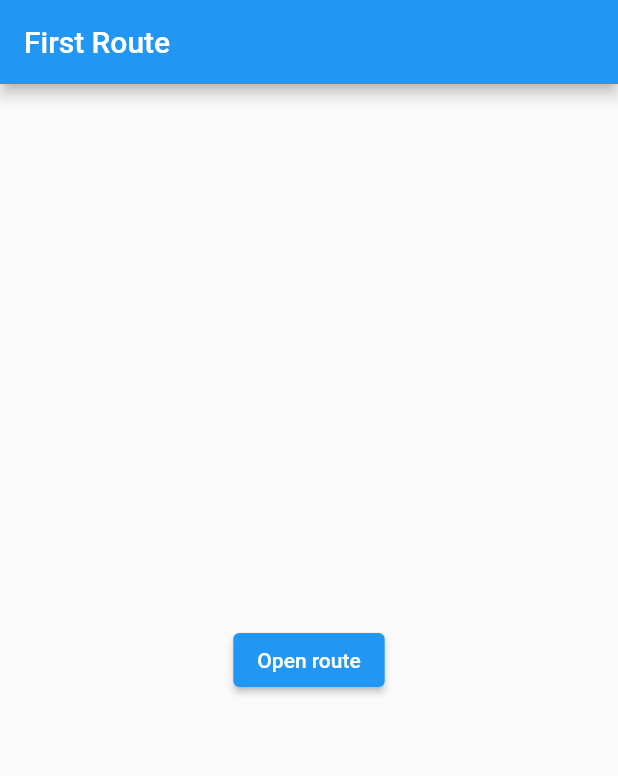
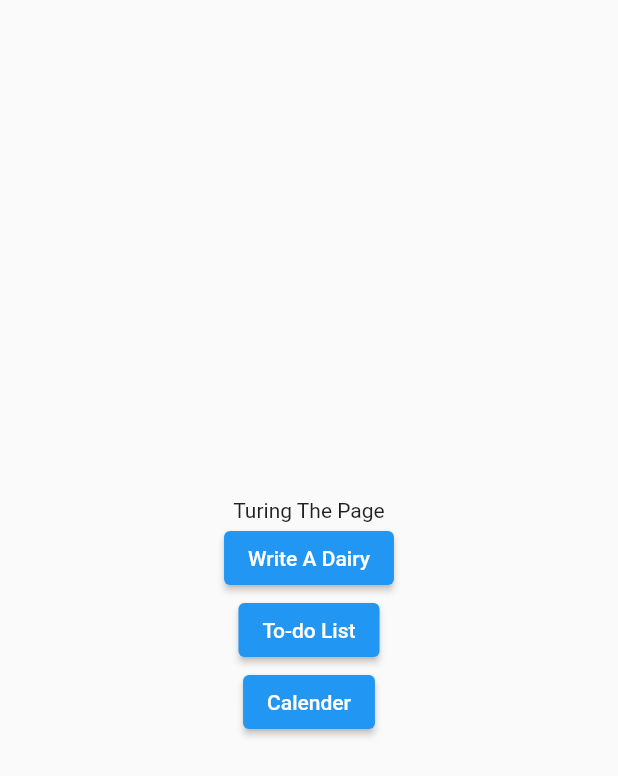
Before and after one commit to Osama-cs/Turbing_The_Page, a Flutter app: the screen it shows after launch, on a phone screen of 412 x 824 dp. Shown: the top 776 px of the screen. Run offline on Flutter 3.47's test engine with Material 2 defaults, Android fonts, the phone set to English and light mode, and no system bars.

Commit message:
Fixing up the home page to add more buttons and picked out a font I like for the application.

```diff
--- a/lib/main.dart
+++ b/lib/main.dart
@@ -13,21 +13,60 @@ class HomeRoute extends StatelessWidget {
 
   @override
   Widget build(BuildContext context) {
-    return Scaffold(
-      appBar: AppBar(
-        title: const Text('First Route'),
-      ),
-      body: Center(
-        child: ElevatedButton(
-          child: const Text('Open route'),
-          onPressed: () {
-            Navigator.push(
-              context,
-              MaterialPageRoute(builder: (context) => const WriteADiaryRoute()),
-            );
-          },
+    return MaterialApp(
+      home: Scaffold(
+        body: SafeArea(
+          child: Center(
+            child: Column(
+              mainAxisAlignment: MainAxisAlignment.center,
+              children: <Widget>[
+                Text(
+                  'Turing The Page',
+                  style: TextStyle(),
+                ),
+                ElevatedButton(
+                  child: const Text('Write A Dairy'),
+                  onPressed: () {
+                    Navigator.push(
+                        context,
+                        MaterialPageRoute(
+                            builder: (context) => const WriteADiaryRoute()));
+                  },
+                ),
+                ElevatedButton(
+                  child: const Text('To-do List'),
+                  onPressed: () {
+                    Navigator.push(
+                        context,
+                        MaterialPageRoute(
+                            builder: (context) => const WriteADiaryRoute()));
+                  },
+                ),
+                ElevatedButton(
+                  child: const Text('Calender'),
+                  onPressed: () {
+                    Navigator.push(
+                        context,
+                        MaterialPageRoute(
+                            builder: (context) => const WriteADiaryRoute()));
+                  },
+                ),
+              ],
+            ),
+          ),
         ),
       ),
+      // body: Center(
+      //   child: ElevatedButton(
+      //     child: const Text('Open route'),
+      //     onPressed: () {
+      //       Navigator.push(
+      //         context,
+      //         MaterialPageRoute(builder: (context) => const WriteADiaryRoute()),
+      //       );
+      //     },
+      //   ),
+      // ),
     );
   }
 }
```
Also changed, not shown: fonts/Inter-Black.ttf (added), fonts/Inter-Bold.ttf (added), fonts/Inter-ExtraBold.ttf (added), fonts/Inter-ExtraLight.ttf (added), fonts/Inter-Light.ttf (added), fonts/Inter-Medium.ttf (added), fonts/Inter-Regular.ttf (added), fonts/Inter-SemiBold.ttf (added), fonts/Inter-Thin.ttf (added).
